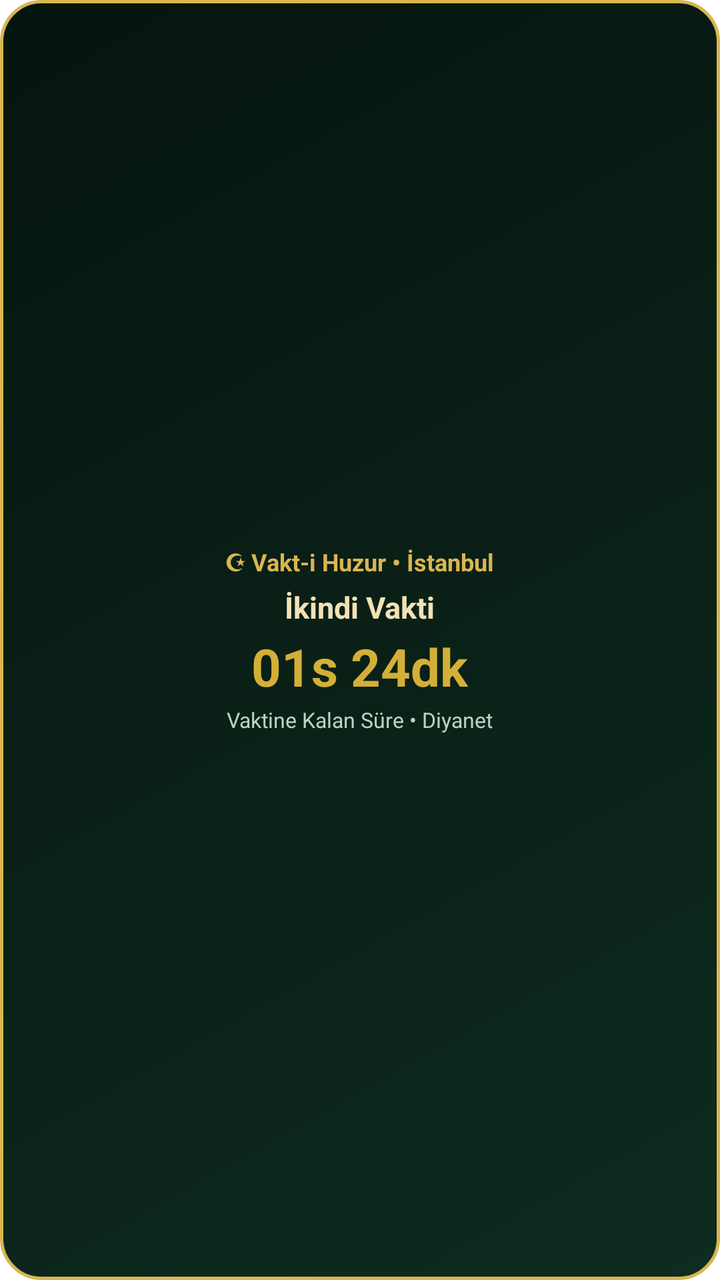
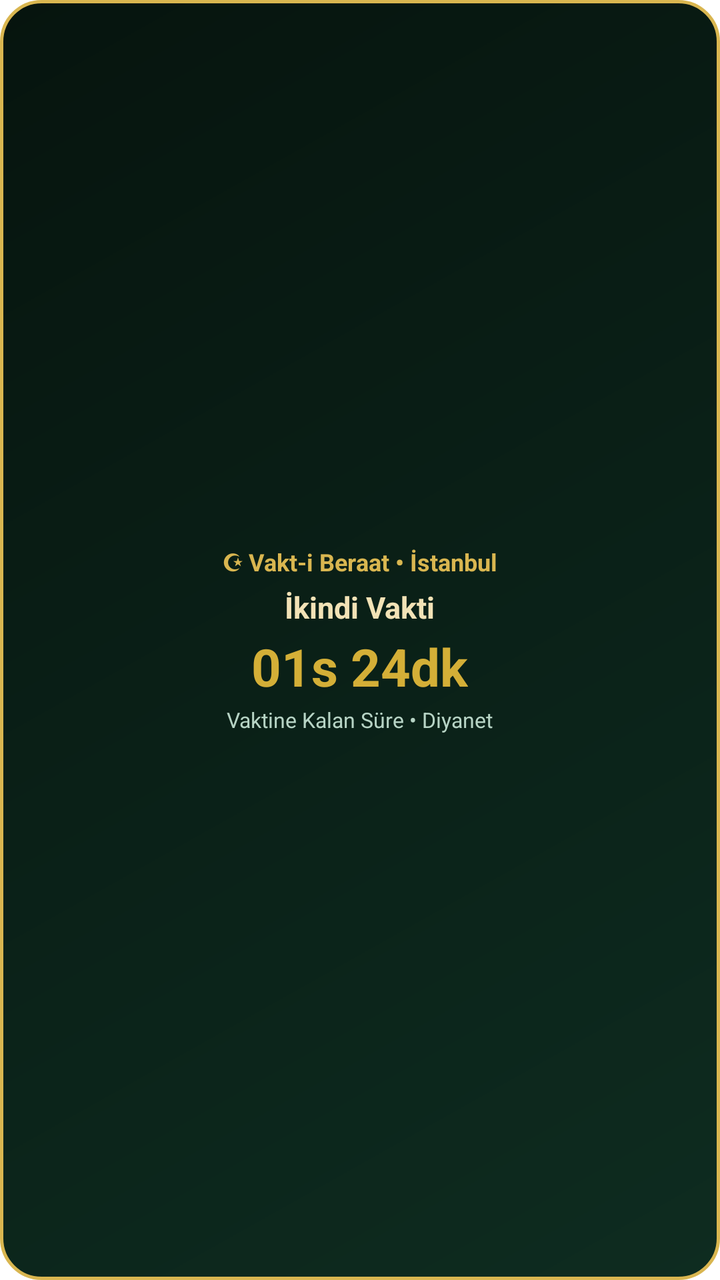

Screens rendered from an Android XML layout before and after an edit, with the pre-edit source and the edit as a unified diff.
<!-- AndroidManifest.xml: fallback theme Theme.MaterialComponents.DayNight.NoActionBar -->
<!-- res/layout/vakti_huzur_siradaki_widget.xml -->
<?xml version="1.0" encoding="utf-8"?>
<LinearLayout xmlns:android="http://schemas.android.com/apk/res/android"
    android:id="@+id/widget_siradaki_root"
    android:layout_width="match_parent"
    android:layout_height="match_parent"
    android:background="@drawable/widget_bg_emerald_gold"
    android:orientation="vertical"
    android:gravity="center"
    android:padding="14dp">

    <TextView
        android:id="@+id/tv_siradaki_konum_hicri"
        android:layout_width="wrap_content"
        android:layout_height="wrap_content"
        android:text="☪ Vakt-i Huzur • İstanbul"
        android:textColor="#D9B650"
        android:textSize="12sp"
        android:textStyle="bold" />

    <TextView
        android:id="@+id/tv_siradaki_ad"
        android:layout_width="wrap_content"
        android:layout_height="wrap_content"
        android:layout_marginTop="4dp"
        android:text="İkindi Vakti"
        android:textColor="#F2E2B6"
        android:textSize="15sp"
        android:textStyle="bold" />

    <TextView
        android:id="@+id/tv_siradaki_kalan"
        android:layout_width="wrap_content"
        android:layout_height="wrap_content"
        android:layout_marginTop="2dp"
        android:text="01s 24dk"
        android:textColor="#D4AF37"
        android:textSize="26sp"
        android:textStyle="bold" />

    <TextView
        android:id="@+id/tv_siradaki_alt_bilgi"
        android:layout_width="wrap_content"
        android:layout_height="wrap_content"
        android:layout_marginTop="2dp"
        android:text="Vaktine Kalan Süre • Diyanet"
        android:textColor="#B7D4C5"
        android:textSize="10.5sp" />
</LinearLayout>
<!-- resources referenced by this layout -->
<resources>
  <!-- drawable widget_bg_emerald_gold (drawable) -->
  <?xml version="1.0" encoding="utf-8"?>
  <shape xmlns:android="http://schemas.android.com/apk/res/android"
      android:shape="rectangle">
      <gradient
          android:angle="135"
          android:startColor="#0E2C20"
          android:centerColor="#0A2017"
          android:endColor="#06140E"
          android:type="linear" />
      <corners android:radius="20dp" />
      <stroke
          android:width="1.5dp"
          android:color="#D9B650" />
  </shape>
</resources>

<!-- the commit's change to res/layout/vakti_huzur_siradaki_widget.xml (unified diff, before → after) -->
@@ -12,7 +12,7 @@
         android:id="@+id/tv_siradaki_konum_hicri"
         android:layout_width="wrap_content"
         android:layout_height="wrap_content"
-        android:text="☪ Vakt-i Huzur • İstanbul"
+        android:text="☪ Vakt-i Beraat • İstanbul"
         android:textColor="#D9B650"
         android:textSize="12sp"
         android:textStyle="bold" />
